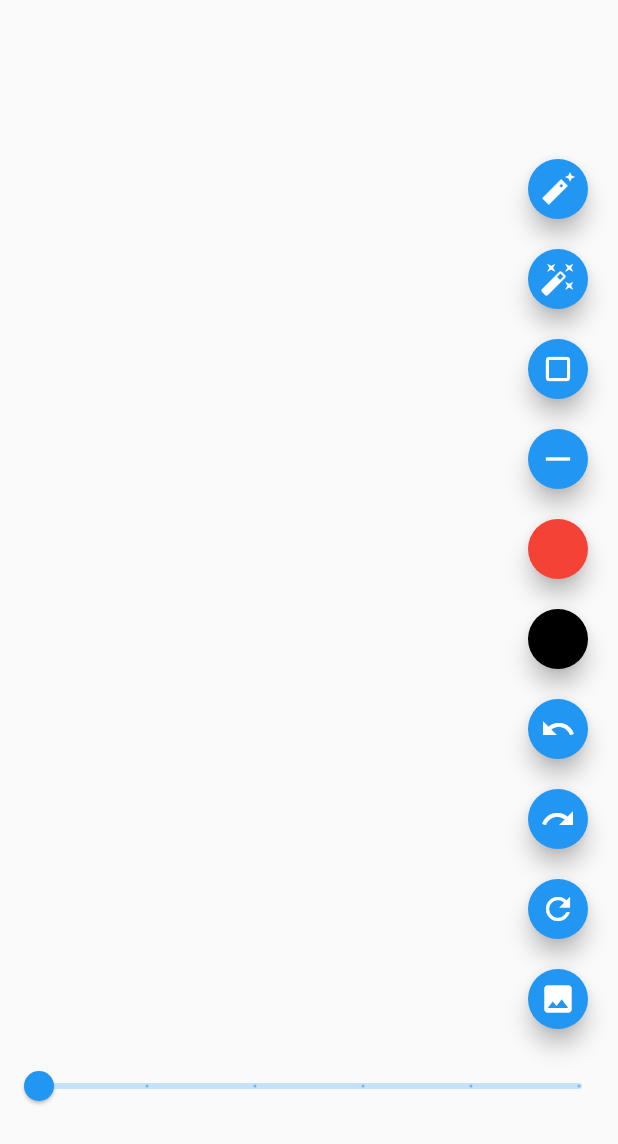
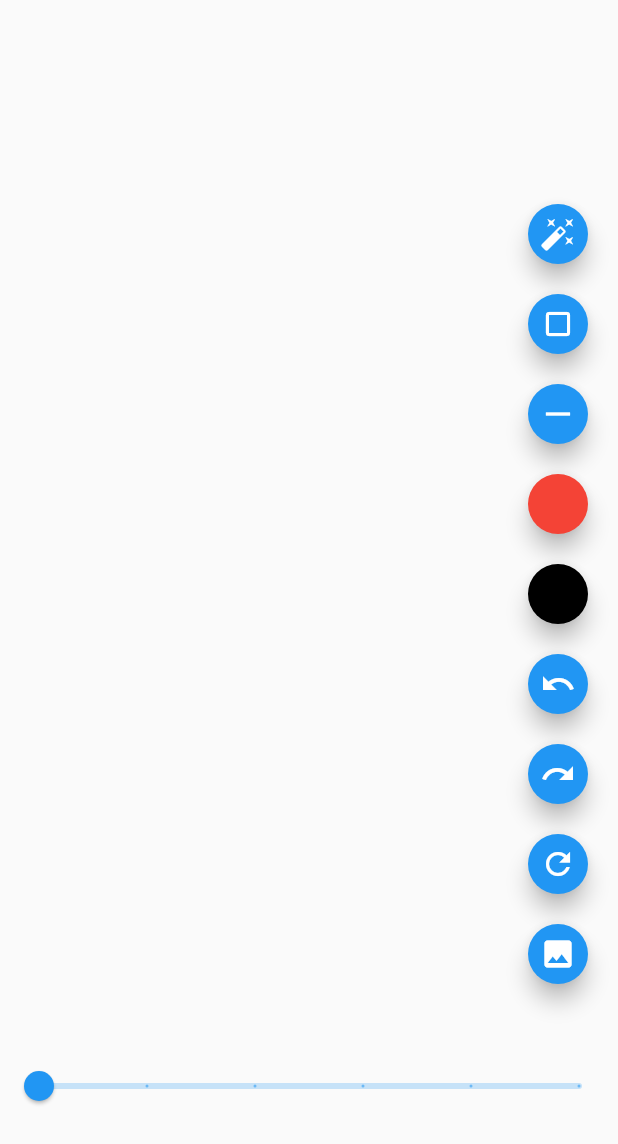
Before and after one commit to pie-sfac/1Team-We-dget, a Flutter app: the screen it shows after launch, on a phone screen of 412 x 824 dp. Shown: the top 1144 px of the screen. Run offline on Flutter 3.47's test engine with Material 2 defaults, Android fonts, the phone set to English and light mode, and no system bars; our stand-ins replace image_picker; missing offline and left inert: dart:ffi.

Commit message:
지우개 미완성

```diff
--- a/CustomPainter/lib/model/info.dart
+++ b/CustomPainter/lib/model/info.dart
@@ -29,13 +29,16 @@ class Info {
   double size;
   Color color;
   BlendMode blendMode;
+  bool eraseMode;
 
-  Info(
-    this.offset,
-    this.size,
-    this.color,
-    this.blendMode,
-  );
+  Info(this.offset, this.size, this.color, this.blendMode, this.eraseMode);
+
+  Info.clone(Info other)
+      : offset = List.from(other.offset),
+        size = other.size,
+        color = other.color,
+        blendMode = other.blendMode,
+        eraseMode = other.eraseMode;
 
   // void add(List<Offset> line) {
   //   lines.add([...line]);
@@ -43,6 +46,6 @@ class Info {
 
   @override
   String toString() {
-    return 'Info(offset: $offset, size: $size, color: $color)';
+    return 'Info(offset: $offset, size: $size, color: $color, eraseMode: $eraseMode)';
   }
 }
--- a/CustomPainter/lib/view/page/paint_page.dart
+++ b/CustomPainter/lib/view/page/paint_page.dart
@@ -106,13 +106,13 @@ class _PaintPageState extends State<PaintPage> {
       floatingActionButton: Column(
         mainAxisAlignment: MainAxisAlignment.center,
         children: [
-          FloatingActionButton.small(
-            onPressed: () {
-              painter?.eraseModeChange();
-            },
-            child: Icon(Icons.auto_fix_normal_sharp),
-          ),
-          SizedBox(height: 12),
+          // FloatingActionButton.small(
+          //   onPressed: () {
+          //     painter?.eraseModeChange();
+          //   },
+          //   child: Icon(Icons.auto_fix_normal_sharp),
+          // ),
+          // SizedBox(height: 12),
           FloatingActionButton.small(
             onPressed: () {
               painter?.eraseModeChange();
```
Also changed, not shown: CustomPainter/lib/view/widget/my_painter.dart (+38 -4 lines).
